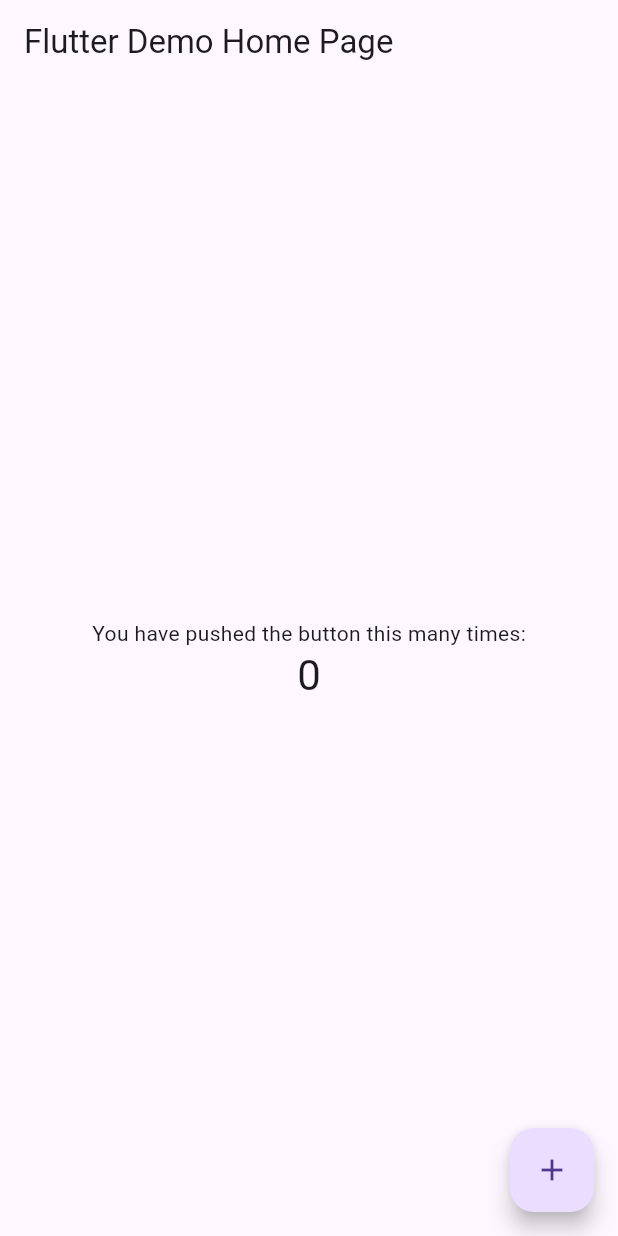
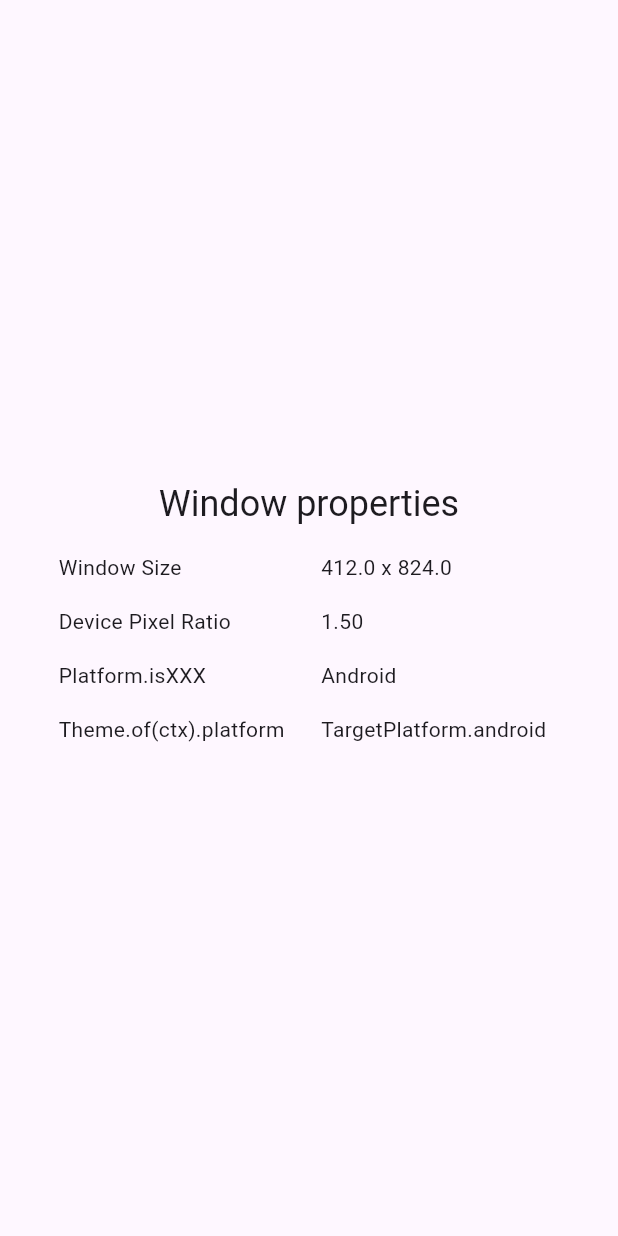
Before and after one commit to ken-ty/flutter_web_tutorial, a Flutter app: the screen it shows after launch, on a phone screen of 412 x 824 dp. Run offline on Flutter 3.47's test engine with Material 3 defaults, Android fonts, the phone set to English and light mode, and no system bars.

Commit message:
Platform 情報を表示するアプリに変更

```diff
--- a/lib/main.dart
+++ b/lib/main.dart
@@ -1,97 +1,159 @@
+// 1. dart:io ライブラリから Platform クラスのみをインポート
+// Platform: 実行環境（OS）の情報を取得するためのクラス
+import 'dart:io' show Platform;
+
+// 2. flutter/foundation.dart から kIsWeb 定数のみをインポート
+// kIsWeb: アプリがWebブラウザ上で動作しているかを判定するフラグ
+import 'package:flutter/foundation.dart' show kIsWeb;
 import 'package:flutter/material.dart';
 
-// エントリポイント。ここからプログラムの実行が開始される。
-// Dart VM 上で実行される。
 void main() {
-  // アプリの実行。
-  // runApp は Flutter Engine に Widget ツリーのルート（MyApp）を登録し、
-  // Flutter Framework 側で WidgetsBinding を初期化して、
-  // Element ツリーと RenderObject ツリーの構築を開始する。
   runApp(const MyApp());
 }
 
-// アプリのルートWidget（StatelessWidget）
-// StatelessWidget: 状態を持たない不変のWidget
-// アプリ全体の設定（テーマ、ルートページなど）を定義
 class MyApp extends StatelessWidget {
   const MyApp({super.key});
 
-  // build メソッド：Widget ツリーの構築を行う
-  // BuildContext: Widget の位置情報や親子関係の情報を持つ
-  //
-  // そもそも build メソッドとは:
-  // Widgetの見た目と構造を決めるメソッドのこと。 必ず @override する。
-  // StatelessWidgetでは Widgetが作られた時に1度だけ呼ばれる。
-  // StatefulWidgetでは 最初に作られた時、 状態変更された時、 親 Widget が再構築された時に呼ばれる。
   @override
   Widget build(BuildContext context) {
-    // MaterialApp: Material Design のアプリケーションのルートWidget
-    // アプリ全体のナビゲーション、テーマ、ローカライゼーションなどを管理
     return MaterialApp(
       title: 'Flutter Demo',
-      theme: ThemeData(primarySwatch: Colors.deepPurple), // アプリ全体のテーマ設定
-      home: const MyHomePage(title: 'Flutter Demo Home Page'),
+      theme: ThemeData(primarySwatch: Colors.blue),
+      // 3. ホーム画面を ResizeablePage に変更（レスポンシブ対応ページ）
+      home: const ResizeablePage(),
     );
   }
 }
 
-// ホーム画面のWidget（StatefulWidget）
-// StatefulWidget: 状態を持つことができる動的なWidget
-// State オブジェクトと組み合わせて状態管理を行う
-class MyHomePage extends StatefulWidget {
-  const MyHomePage({super.key, required this.title});
-  final String title; // AppBar に表示するタイトル
+// 4. レスポンシブ対応とプラットフォーム情報表示のページ
+class ResizeablePage extends StatelessWidget {
+  const ResizeablePage({super.key});
 
-  // createState: 対応する State オブジェクトを生成
-  // StatefulWidget と State は分離されており、Widget は再構築されても
-  // State オブジェクトは保持されるため状態が維持される
-  @override
-  State<MyHomePage> createState() => _MyHomePageState();
-}
-
-// State クラス：実際の状態とビジネスロジックを管理
-// State<MyHomePage> により MyHomePage Widget と紐づく
-class _MyHomePageState extends State<MyHomePage> {
-  // 状態変数：カウンタの値を保持
-  // _ から始まる変数名は Dart でプライベート変数を示す
-  int _counter = 0;
-
-  // イベントハンドラ：ボタンが押された時の処理
-  // setState() を呼ぶことで Flutter Framework に状態変更を通知
-  void _incrementCounter() {
-    // setState: 状態変更を Framework に通知し、UI の再描画をトリガー
-    // この関数内で状態変数を更新すると、build メソッドが再実行される
-    setState(() {
-      _counter++; // カウンタをインクリメント
-    });
-  }
-
-  // build メソッド：UI の構造を定義（状態が変わるたびに呼ばれる）
-  // setState が呼ばれるとこのメソッドが再実行され、UI が更新される
   @override
   Widget build(BuildContext context) {
-    // Scaffold: Material Design の基本的な画面レイアウト構造
-    // AppBar、Body、FloatingActionButton などの配置を管理
+    // 5. MediaQuery: デバイスの画面情報（サイズ、解像度等）を取得
+    // ウィンドウサイズ変更時に自動的に再描画される
+    final mediaQuery = MediaQuery.of(context);
+
+    // 6. Theme から現在のプラットフォーム情報を取得
+    // Flutter が自動判定したプラットフォーム（TargetPlatform enum）
+    final themePlatform = Theme.of(context).platform;
+
     return Scaffold(
-      appBar: AppBar(title: Text(widget.title)),
       body: Center(
         child: Column(
-          // MainAxisAlignment: 主軸（縦方向）の配置方法を指定
-          mainAxisAlignment: MainAxisAlignment.center, // 中央揃え
+          mainAxisAlignment: MainAxisAlignment.center,
           children: <Widget>[
-            const Text('You have pushed the button this many times:'),
             Text(
-              '$_counter', // 文字列補間でカウンタ値を文字列に変換している
-              style: Theme.of(context).textTheme.headlineMedium,
+              'Window properties',
+              style: Theme.of(context).textTheme.headlineSmall,
+            ),
+            const SizedBox(height: 8), // 縦方向のスペース作成
+            // 7. 固定幅のコンテナでテーブル表示エリアを制限
+            SizedBox(
+              width: 350,
+              // 8. Table Widget: 行と列を持つテーブル形式のレイアウト
+              // GridView より軽量で、データ表示に適している
+              child: Table(
+                textBaseline: TextBaseline.alphabetic, // テキストのベースライン揃え
+                children: <TableRow>[
+                  // 9. ウィンドウサイズの表示行
+                  // MediaQuery から取得した画面サイズを小数点1桁で表示
+                  _fillTableRow(
+                    context: context,
+                    property: 'Window Size',
+                    value:
+                        '${mediaQuery.size.width.toStringAsFixed(1)} x '
+                        '${mediaQuery.size.height.toStringAsFixed(1)}',
+                  ),
+
+                  // 10. デバイスピクセル比の表示行
+                  // 物理ピクセル数 ÷ 論理ピクセル数（高解像度ディスプレイ対応）
+                  _fillTableRow(
+                    context: context,
+                    property: 'Device Pixel Ratio',
+                    value: mediaQuery.devicePixelRatio.toStringAsFixed(2),
+                  ),
+
+                  // 11. 実際のプラットフォーム判定結果の表示行
+                  // dart:io の Platform クラスによる実環境の検出結果
+                  _fillTableRow(
+                    context: context,
+                    property: 'Platform.isXXX',
+                    value: platformDescription(),
+                  ),
+
+                  // 12. Flutter Theme によるプラットフォーム判定の表示行
+                  // Flutter Framework が判定したプラットフォーム情報
+                  _fillTableRow(
+                    context: context,
+                    property: 'Theme.of(ctx).platform',
+                    value: themePlatform.toString(),
+                  ),
+                ],
+              ),
             ),
           ],
         ),
       ),
-      floatingActionButton: FloatingActionButton(
-        onPressed: _incrementCounter,
-        tooltip: 'Increment',
-        child: const Icon(Icons.add),
-      ),
     );
   }
+
+  // 13. テーブル行生成のヘルパーメソッド
+  // プロパティ名と値を受け取って TableRow を生成する再利用可能な関数
+  TableRow _fillTableRow({
+    required BuildContext context,
+    required String property,
+    required String value,
+  }) {
+    return TableRow(
+      children: [
+        // 14. 左側セル：プロパティ名表示
+        TableCell(
+          verticalAlignment: TableCellVerticalAlignment.baseline, // ベースライン揃え
+          child: Padding(
+            padding: const EdgeInsets.all(8.0), // セル内の余白
+            child: Text(property),
+          ),
+        ),
+        // 15. 右側セル：値表示
+        TableCell(
+          verticalAlignment: TableCellVerticalAlignment.baseline,
+          child: Padding(
+            padding: const EdgeInsets.all(8.0),
+            child: Text(value),
+          ),
+        ),
+      ],
+    );
+  }
+
+  // 16. プラットフォーム判定ロジック
+  // 実行環境に応じて適切なプラットフォーム名を返す
+  String platformDescription() {
+    // 17. Web環境の優先判定（kIsWeb は コンパイル時定数）
+    if (kIsWeb) {
+      return 'Web';
+    }
+    // 18. モバイルプラットフォームの判定
+    else if (Platform.isAndroid) {
+      return 'Android';
+    } else if (Platform.isIOS) {
+      return 'iOS';
+    }
+    // 19. デスクトッププラットフォームの判定
+    else if (Platform.isWindows) {
+      return 'Windows';
+    } else if (Platform.isMacOS) {
+      return 'macOS';
+    } else if (Platform.isLinux) {
+      return 'Linux';
+    }
+    // 20. その他・未来のプラットフォーム対応
+    else if (Platform.isFuchsia) {
+      return 'Fuchsia'; // Google の次世代OS
+    } else {
+      return 'Unknown'; // 未知のプラットフォーム
+    }
+  }
 }
```
